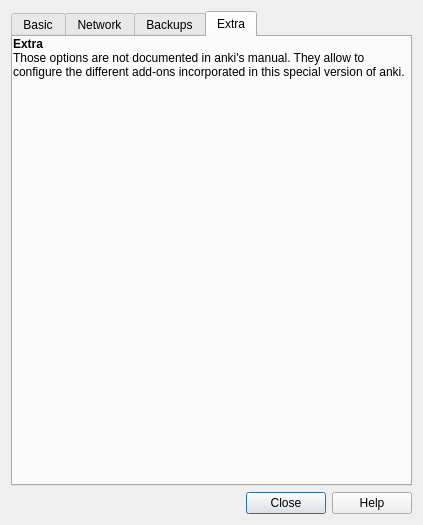
Above: designer/preferences.ui from the8thbit/anki before the change. Below: the same form after it.
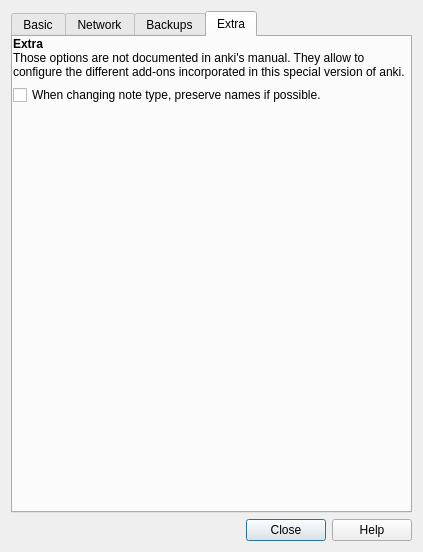
That is the form after the change. The open tabs and pages were chosen to show the change.

```diff
--- a/designer/preferences.ui
+++ b/designer/preferences.ui
@@ -7,7 +7,7 @@
     <x>0</x>
     <y>0</y>
     <width>423</width>
-    <height>508</height>
+    <height>552</height>
    </rect>
   </property>
   <property name="windowTitle">
@@ -489,6 +489,13 @@
           </property>
          </widget>
         </item>
+        <item>
+         <widget class="QCheckBox" name="preserveName">
+          <property name="text">
+           <string>When changing note type, preserve names if possible.</string>
+          </property>
+         </widget>
+        </item>
         <item>
          <spacer name="verticalSpacer">
           <property name="orientation">
```
Left out of the diff: 2 changed lines with no effect on the pictures.
